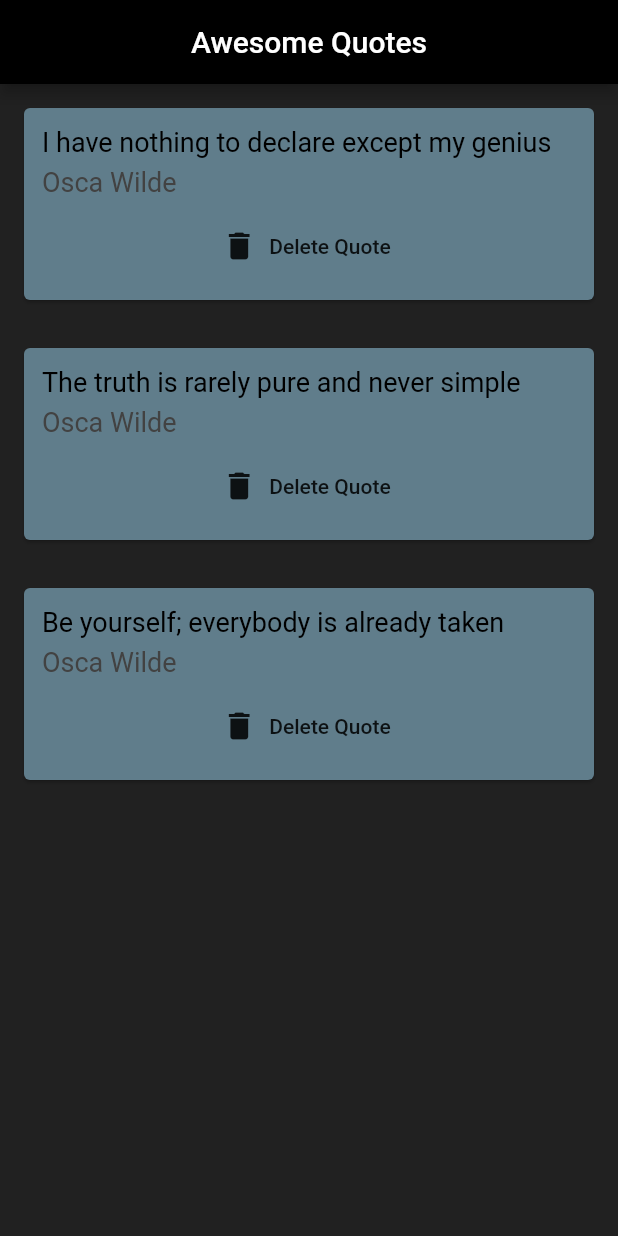
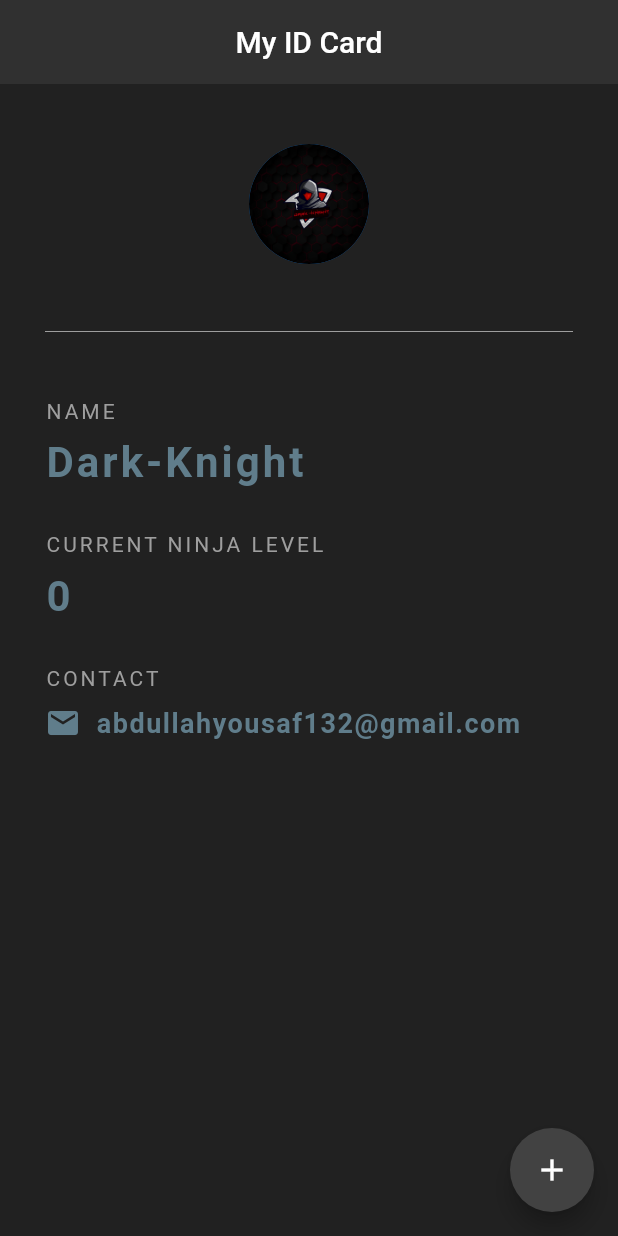
Before and after one commit to AbdullahYousaf-13/flutter-basic, a Flutter app: the screen it shows after launch, on a phone screen of 412 x 824 dp. Run offline on Flutter 3.47's test engine with Material 2 defaults, Android fonts, the phone set to English and light mode, and no system bars; project files that could hold a hidden picture were left out.

Commit message:
Done till Functions as Parameters

```diff
--- a/lib/main.dart
+++ b/lib/main.dart
@@ -1,44 +1,118 @@
 import 'package:flutter/material.dart';
-import 'quote.dart';
-import 'quote_card.dart';
 
 void main() => runApp(MaterialApp(
-  home: QouteList(),
+  home: MyCard(),
 ));
 
-class QouteList extends StatefulWidget {
-  const QouteList({Key? key}) : super(key: key);
-
+class MyCard extends StatefulWidget {
+  const MyCard({Key? key}) : super(key: key);
   @override
-  State<QouteList> createState() => _QouteListState();
+  State<MyCard> createState() => _MyCardState();
 }
 
-class _QouteListState extends State<QouteList> {
+class _MyCardState extends State<MyCard> {
 
-  List<Quote> quotes = [
-    Quote(author: 'Osca Wilde', text: 'I have nothing to declare except my genius'),
-    Quote(author: 'Osca Wilde', text: 'The truth is rarely pure and never simple'),
-    Quote(author: 'Osca Wilde', text: 'Be yourself; everybody is already taken')
-  ];
+  int ninjaLevel = 0;
 
   @override
   Widget build(BuildContext context) {
     return Scaffold(
       backgroundColor: Colors.grey[900],
       appBar: AppBar(
-        title: Text('Awesome Quotes'),
+        title: Text('My ID Card'),
         centerTitle: true,
-        backgroundColor: Colors.black,
+        backgroundColor: Colors.grey[850],
+        elevation: 0,
       ),
-      body: Column (
-        children: quotes.map((quote) => QuoteCard(
-          quote: quote,
-          delete: () {
-            setState(() {
-              quotes.remove(quote);
-            });
-          }
-        )).toList(),
+      floatingActionButton: FloatingActionButton(
+        onPressed: () {
+          setState(() {
+            ninjaLevel += 1;
+          });
+        },
+        child: Icon(Icons.add),
+        backgroundColor: Colors.grey[800],
+      ),
+      body: Padding(
+        padding: EdgeInsets.fromLTRB(30, 40, 30, 0),
+        child: Column(
+          crossAxisAlignment: CrossAxisAlignment.start,
+          children: <Widget> [
+            Center(
+              child: CircleAvatar(
+                backgroundImage: AssetImage('assets/Dark-Knight.png'),
+                radius: 40,
+
+              ),
+            ),
+            Divider(
+              height: 90,
+              color: Colors.grey,
+            ),
+            Text(
+              'NAME',
+              style: TextStyle(
+                color: Colors.grey,
+                letterSpacing: 2,
+              ),
+            ),
+            SizedBox(height: 10.0),
+            Text(
+              'Dark-Knight',
+              style: TextStyle(
+                color: Colors.blueGrey,
+                letterSpacing: 2,
+                fontSize: 28,
+                fontWeight: FontWeight.bold,
+              ),
+            ),
+            SizedBox(height: 30.0),
+            Text(
+              'CURRENT NINJA LEVEL',
+              style: TextStyle(
+                color: Colors.grey,
+                letterSpacing: 2,
+              ),
+            ),
+            SizedBox(height: 10.0),
+            Text(
+              '$ninjaLevel',
+              style: TextStyle(
+                color: Colors.blueGrey,
+                letterSpacing: 2,
+                fontSize: 28,
+                fontWeight: FontWeight.bold,
+              ),
+            ),
+            SizedBox(height: 30.0),
+            Text(
+              'CONTACT',
+              style: TextStyle(
+                color: Colors.grey,
+                letterSpacing: 2,
+              ),
+            ),
+            SizedBox(height: 10.0),
+            Row(
+              children: <Widget>[
+                Icon(
+                  Icons.email,
+                  color: Colors.blueGrey,
+                ),
+                SizedBox(width: 10),
+                Text(
+                  'abdullahyousaf132@gmail.com',
+                  style: TextStyle(
+                    color: Colors.blueGrey,
+                    letterSpacing: 1,
+                    fontSize: 18,
+                    fontWeight: FontWeight.bold,
+                  ),
+                ),
+              ],
+            ),
+          ],
+        ),
       ),
     );
   }
```
Also changed, not shown: 1 other file.
